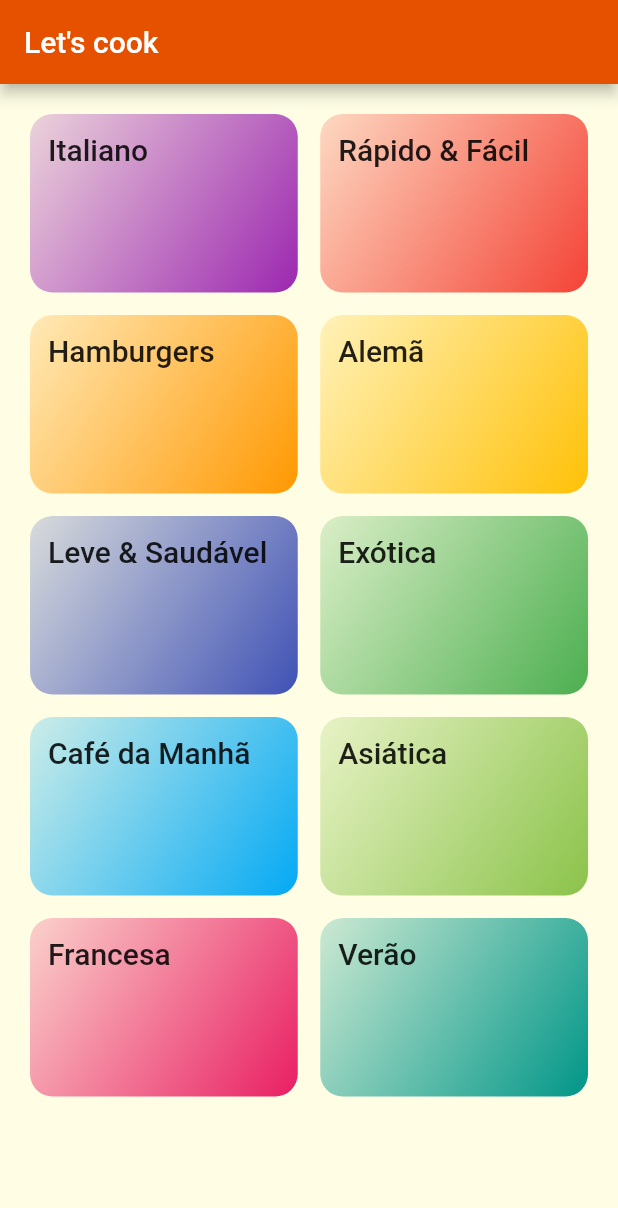
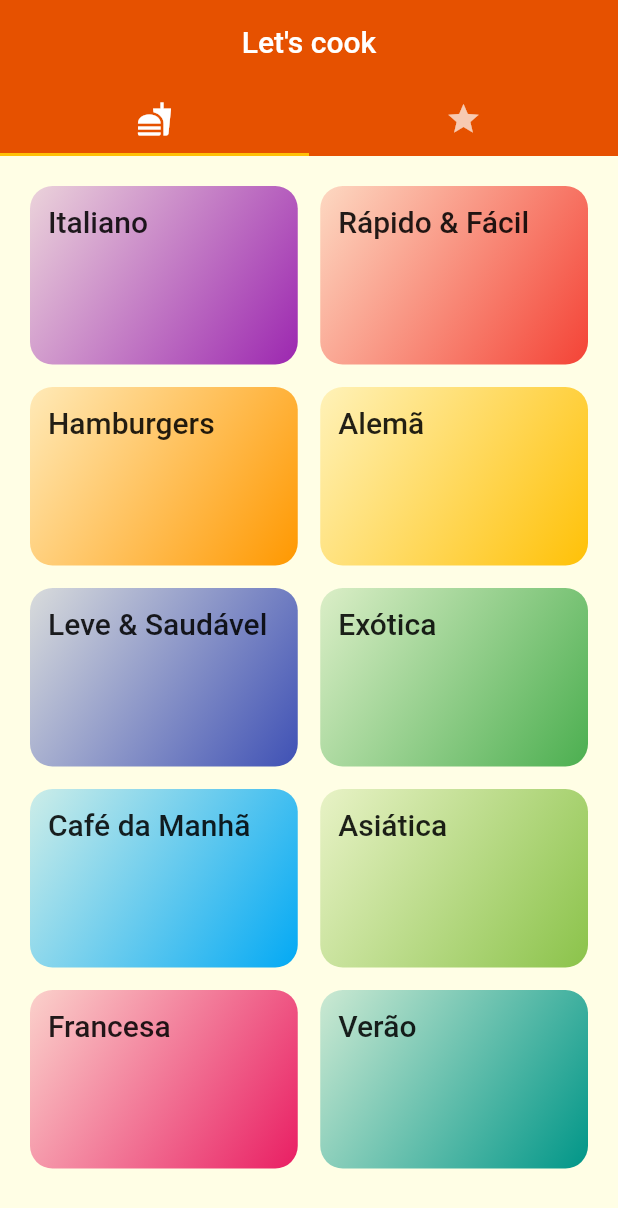
Before and after one commit to hansmboron/let-s-cook, a Flutter app: the screen it shows after launch, on a phone screen of 412 x 824 dp. Shown: the top 1208 px of the screen. Run offline on Flutter 3.47's test engine with Material 2 defaults, Android fonts, the phone set to English and light mode, and no system bars; our stand-ins replace google_fonts; Roboto replaces fonts that are missing (Amaranth).

```diff
--- a/lib/main.dart
+++ b/lib/main.dart
@@ -1,8 +1,9 @@
 import 'package:flutter/material.dart';
 import 'package:lets_cook/pages/categories_meals.dart';
-import 'package:lets_cook/pages/home.dart';
 import 'package:google_fonts/google_fonts.dart';
+import 'package:lets_cook/pages/categories_screen.dart';
 import 'package:lets_cook/pages/meal_details.dart';
+import 'package:lets_cook/pages/tabs.dart';
 import 'package:lets_cook/utils/app_routes.dart';
 
 void main() => runApp(LetsCook());
@@ -23,11 +24,12 @@ class LetsCook extends StatelessWidget {
         ),
       ),
       routes: {
-        AppRoutes.HOME: (ctx) => Home(),
+        AppRoutes.HOME: (ctx) => Tabs(),
         AppRoutes.CATEGORIES_MEALS: (ctx) => CategoriesMeals(),
         AppRoutes.MEALS_DETAILS: (ctx) => MealDetail(),
       },
-      onUnknownRoute: (settings) => MaterialPageRoute(builder: (_) => Home()),
+      onUnknownRoute: (settings) =>
+          MaterialPageRoute(builder: (_) => Categories()),
     );
   }
 }
--- a/lib/pages/categories_screen.dart
+++ b/lib/pages/categories_screen.dart
@@ -2,7 +2,12 @@ import 'package:flutter/material.dart';
 import 'package:lets_cook/components/category_item.dart';
 import 'package:lets_cook/data/dummy_data.dart';
 
-class CategoriesScreen extends StatelessWidget {
+class Categories extends StatefulWidget {
+  @override
+  _CategoriesState createState() => _CategoriesState();
+}
+
+class _CategoriesState extends State<Categories> {
   @override
   Widget build(BuildContext context) {
     return GridView(
--- a/lib/pages/home.dart
+++ /dev/null
@@ -1,19 +0,0 @@
-import 'package:flutter/material.dart';
-import 'package:lets_cook/pages/categories_screen.dart';
-
-class Home extends StatefulWidget {
-  @override
-  _HomeState createState() => _HomeState();
-}
-
-class _HomeState extends State<Home> {
-  @override
-  Widget build(BuildContext context) {
-    return Scaffold(
-      appBar: AppBar(
-        title: Text("Let's cook"),
-      ),
-      body: CategoriesScreen(),
-    );
-  }
-}
--- /dev/null
+++ b/lib/pages/tabs.dart
@@ -0,0 +1,38 @@
+import 'package:flutter/material.dart';
+import 'package:lets_cook/pages/favorites.dart';
+
+import 'categories_screen.dart';
+
+class Tabs extends StatelessWidget {
+  @override
+  Widget build(BuildContext context) {
+    return DefaultTabController(
+      length: 2,
+      child: Scaffold(
+        appBar: AppBar(
+          elevation: 0,
+          centerTitle: true,
+          title: Text("Let's cook"),
+          bottom: TabBar(
+            tabs: [
+              Tab(
+                icon: Icon(Icons.fastfood),
+                // text: 'Categorias',
+              ),
+              Tab(
+                icon: Icon(Icons.star),
+                // text: 'Favoritos',
+              ),
+            ],
+          ),
+        ),
+        body: TabBarView(
+          children: [
+            Categories(),
+            Favorites(),
+          ],
+        ),
+      ),
+    );
+  }
+}
```
Also changed, not shown: lib/pages/favorites.dart (added, +10 -0 lines), lib/pages/meal_details.dart (+84 -3 lines), lib/assets/fonts/Raleway-Black.ttf (deleted), lib/assets/fonts/Raleway-Bold.ttf (deleted), lib/assets/fonts/Raleway-Regular.ttf (deleted), lib/assets/fonts/RobotoCondensed-Bold.ttf (deleted), lib/assets/fonts/RobotoCondensed-Italic.ttf (deleted), lib/assets/fonts/RobotoCondensed-Light.ttf (deleted), lib/assets/fonts/RobotoCondensed-Regular.ttf (deleted).
